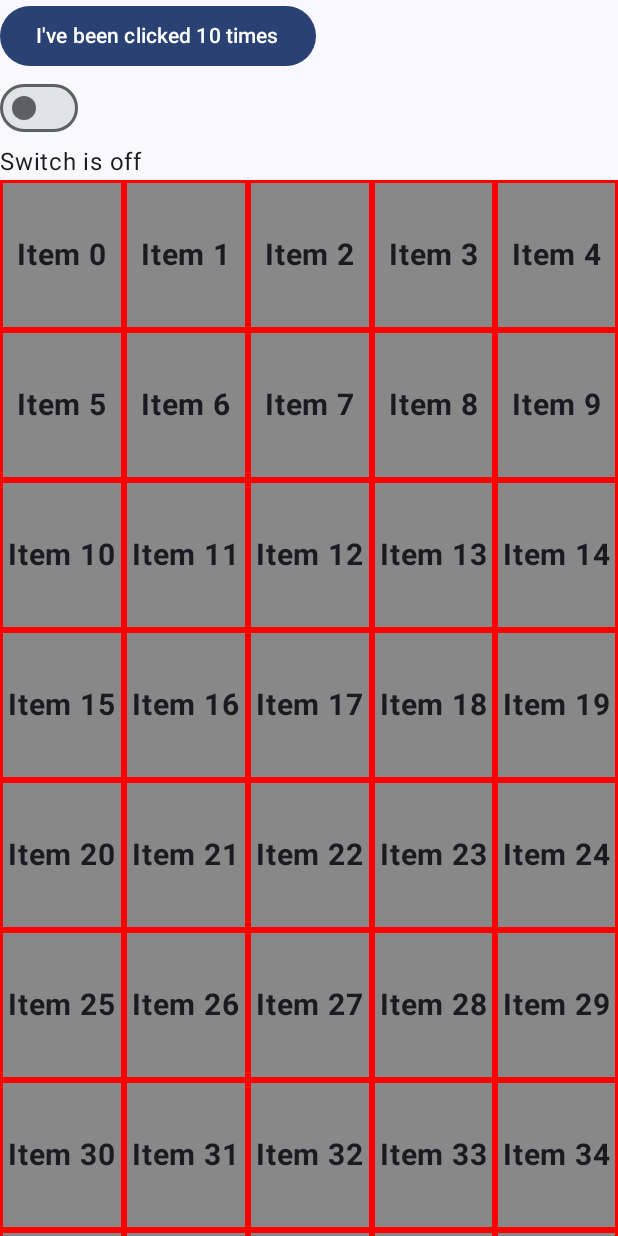
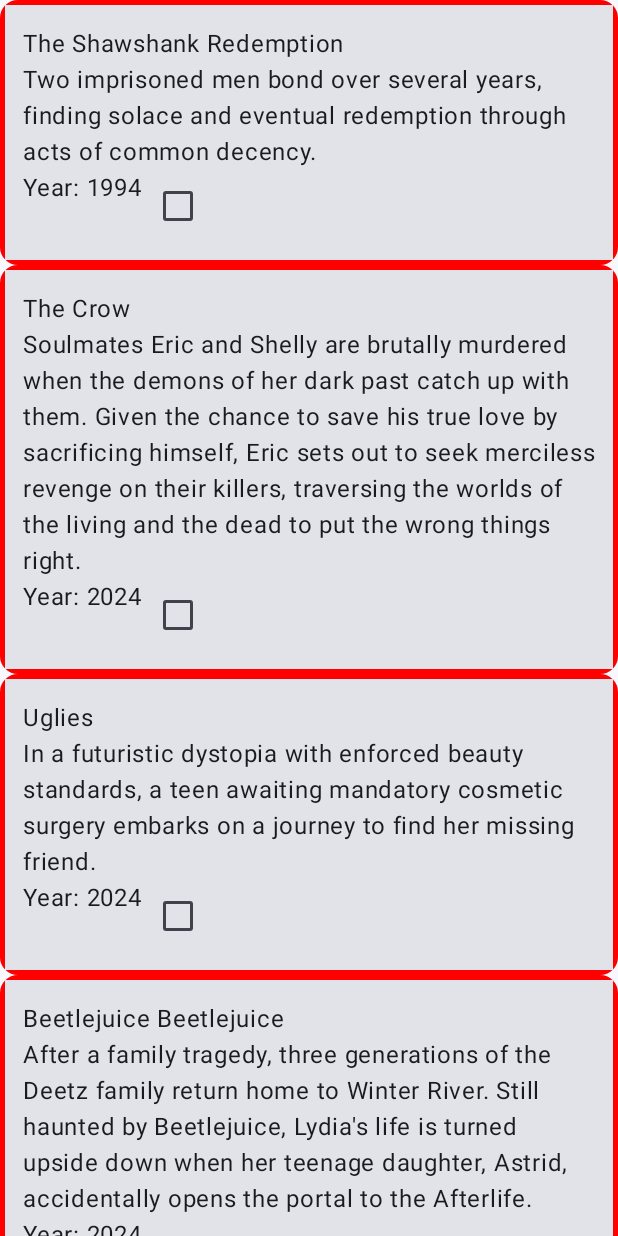
Before and after one commit to Mbialowas10/ComposeIntroS249, an Android app built with Jetpack Compose: the screen it shows after launch (MainActivity), on a phone screen of 412 x 824 dp. Run offline under Robolectric (Android 15) with nearby library versions, the phone set to English and light mode, and no system bars.

Commit message:
movie_mvvm

```diff
--- a/app/src/main/java/com/mbialowas/composeintros249/MainActivity.kt
+++ b/app/src/main/java/com/mbialowas/composeintros249/MainActivity.kt
@@ -29,7 +29,6 @@ import androidx.compose.runtime.setValue
 import androidx.compose.ui.Alignment
 import androidx.compose.ui.Modifier
 import androidx.compose.ui.graphics.Color
-import androidx.compose.ui.tooling.preview.Preview
 import androidx.compose.ui.unit.dp
 
 
@@ -37,7 +36,10 @@ import androidx.compose.ui.unit.dp
 import androidx.compose.ui.text.font.FontWeight
 import androidx.compose.ui.unit.sp
 import androidx.lifecycle.ViewModelProvider
+import com.mbialowas.composeintros249.screens.MovieScreen
 import com.mbialowas.composeintros249.ui.theme.ComposeIntroS249Theme
+import com.mbialowas.composeintros249.vm.AppViewModel
+import com.mbialowas.composeintros249.vm.MoviesViewModel
 
 class MainActivity : ComponentActivity() {
     override fun onCreate(savedInstanceState: Bundle?) {
@@ -47,15 +49,17 @@ class MainActivity : ComponentActivity() {
 
             ComposeIntroS249Theme {
                 // register view model
-                val viewModel: AppViewModel = ViewModelProvider(this)[AppViewModel::class.java]
+                val viewModel: MoviesViewModel = ViewModelProvider(this)[MoviesViewModel::class.java]
 
                 Scaffold(modifier = Modifier.fillMaxSize()) { innerPadding ->
                     // entry point into our application
                     Column {
-                        Counter(modifier = Modifier.padding(innerPadding), viewModel)
-                        Switcher()
-                        //CustomList()
-                        CustomGrid()
+//                        Counter(modifier = Modifier.padding(innerPadding), viewModel)
+//                        Switcher()
+                        //                        CustomList()
+//                        CustomGrid()
+                        MovieScreen(modifier = Modifier.padding(innerPadding), viewModel)
+
                     }
 
                 }
--- /dev/null
+++ b/app/src/main/java/com/mbialowas/composeintros249/data/movies.kt
@@ -0,0 +1,17 @@
+package com.mbialowas.composeintros249.data
+
+data class Movie(
+    val id: Int,
+    val title: String,
+    val description: String,
+    val year: Int,
+    var isFavorite: Boolean = false // added to track which movies farvorited movied
+)
+
+val moviesList = listOf<Movie>(
+    Movie(1, "The Shawshank Redemption", "Two imprisoned men bond over several years, finding solace and eventual redemption through acts of common decency.", 1994, false),
+    Movie(2, "The Crow", "Soulmates Eric and Shelly are brutally murdered when the demons of her dark past catch up with them. Given the chance to save his true love by sacrificing himself, Eric sets out to seek merciless revenge on their killers, traversing the worlds of the living and the dead to put the wrong things right.", 2024, false),
+    Movie(3,"Uglies", "In a futuristic dystopia with enforced beauty standards, a teen awaiting mandatory cosmetic surgery embarks on a journey to find her missing friend.", 2024, false),
+    Movie(4,"Beetlejuice Beetlejuice", "After a family tragedy, three generations of the Deetz family return home to Winter River. Still haunted by Beetlejuice, Lydia's life is turned upside down when her teenage daughter, Astrid, accidentally opens the portal to the Afterlife.", 2024, false),
+    Movie(5, "Rebel Ridge", "yada yada", 2024, false )
+)
--- /dev/null
+++ b/app/src/main/java/com/mbialowas/composeintros249/screens/MovieScreen.kt
@@ -0,0 +1,90 @@
+package com.mbialowas.composeintros249.screens
+
+import android.util.Log
+import androidx.compose.foundation.border
+import androidx.compose.foundation.layout.Column
+import androidx.compose.foundation.layout.Row
+import androidx.compose.foundation.layout.Spacer
+import androidx.compose.foundation.layout.fillMaxWidth
+import androidx.compose.foundation.layout.height
+import androidx.compose.foundation.layout.padding
+import androidx.compose.foundation.lazy.LazyColumn
+import androidx.compose.foundation.lazy.items
+import androidx.compose.material3.Card
+import androidx.compose.material3.Checkbox
+import androidx.compose.material3.Text
+import androidx.compose.runtime.Composable
+import androidx.compose.runtime.getValue
+import androidx.compose.runtime.mutableStateOf
+import androidx.compose.runtime.saveable.rememberSaveable
+import androidx.compose.runtime.setValue
+import androidx.compose.ui.Modifier
+import androidx.compose.ui.graphics.Color
+import androidx.compose.ui.unit.dp
+import com.mbialowas.composeintros249.data.Movie
+import com.mbialowas.composeintros249.vm.MoviesViewModel
+
+@Composable
+fun MovieScreen(modifier: Modifier = Modifier, viewModel: MoviesViewModel){
+
+    LazyColumn{
+        items(viewModel.movies){ movie->
+            Log.i("Movie Title", movie.title)
+            MovieCard(
+                movie = movie,
+                onFavoriteClick = { isFavorite ->
+                    viewModel.toggleFavorite(movie.id, isFavorite)
+                }
+            )
+
+        }
+
+    }
+}
+
+
+
+@Composable
+fun MovieCard(movie: Movie, onFavoriteClick: (Boolean) -> Unit) {
+    var modifier = Modifier
+        .border(3.dp, Color.Red)
+        .padding(5.dp)
+    Card{
+        Row(modifier = modifier){
+            Column(modifier = Modifier.padding(10.dp)){
+                Spacer(
+                    modifier = Modifier
+                        .fillMaxWidth(1f)
+                        .height(2.dp)
+                )
+                Text(text = movie.title)
+                Text(text = movie.description)
+
+                Row{
+                    Text(text = "Year: ${movie.year}")
+                    FavCheckBox(
+                        isFavorite = movie.isFavorite,
+                        onCheckedChange = onFavoriteClick
+                    )
+                }
+            }
+        }
+    }
+
+}
+@Composable
+fun FavCheckBox(
+    isFavorite: Boolean,
+    onCheckedChange: (Boolean) -> Unit
+) {
+    var checked by rememberSaveable {
+        mutableStateOf(isFavorite)
+    }
+    Checkbox(
+        checked = isFavorite,
+        onCheckedChange = { isChecked ->
+            checked = isChecked
+            onCheckedChange(isChecked)
+        }
+    )
+}
--- a/app/src/main/java/com/mbialowas/composeintros249/AppViewModel.kt
+++ b/app/src/main/java/com/mbialowas/composeintros249/vm/AppViewModel.kt
@@ -1,9 +1,6 @@
-package com.mbialowas.composeintros249
+package com.mbialowas.composeintros249.vm
 
-import androidx.compose.runtime.getValue
 import androidx.compose.runtime.mutableStateOf
-import androidx.compose.runtime.remember
-import androidx.compose.runtime.setValue
 import androidx.lifecycle.ViewModel
 
 class AppViewModel: ViewModel() {
--- /dev/null
+++ b/app/src/main/java/com/mbialowas/composeintros249/vm/MoviesViewModel.kt
@@ -0,0 +1,23 @@
+package com.mbialowas.composeintros249.vm
+
+import androidx.compose.runtime.mutableStateListOf
+import androidx.lifecycle.ViewModel
+import com.mbialowas.composeintros249.data.Movie
+import com.mbialowas.composeintros249.data.moviesList
+
+class MoviesViewModel: ViewModel() {
+    private val _movies = mutableStateListOf<Movie>().apply{
+        addAll(moviesList)
+    }
+    val movies: List<Movie> = _movies
+
+    fun toggleFavorite(movieId: Int, isFavorite: Boolean) {
+        val movieIndex = movies.indexOfFirst { it.id == movieId }
+        if (movieIndex != -1) {
+            _movies[movieIndex] = _movies[movieIndex].copy(isFavorite = isFavorite)
+        }
+
+    }
+
+
+}
```
